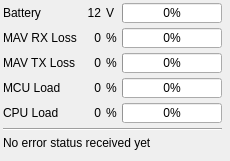
First picture: the form in src/ui/UASInfo.ui, repository mpaperno/qgroundcontrol_aq, before the edit.
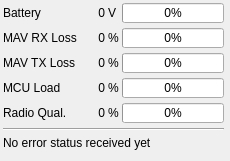
Second picture: the form after the edit.

Commit message: Show radio quality in Status Details widget instead of CPU load; remove useless rssi value "normalization" math.

Patch:
```diff
--- a/src/ui/UASInfo.ui
+++ b/src/ui/UASInfo.ui
@@ -16,63 +16,84 @@
   <property name="styleSheet">
    <string notr="true"/>
   </property>
-  <layout class="QGridLayout" name="gridLayout" rowstretch="0,0,0,0,0,0,0,100" columnstretch="0,0,0,0,0,0,0">
-   <property name="margin">
+  <layout class="QGridLayout" name="gridLayout" rowstretch="0,0,0,0,0,0,0,0" columnstretch="0,0,0,0,0,0">
+   <property name="leftMargin">
     <number>3</number>
    </property>
-   <property name="spacing">
+   <property name="topMargin">
+    <number>3</number>
+   </property>
+   <property name="rightMargin">
+    <number>3</number>
+   </property>
+   <property name="bottomMargin">
+    <number>3</number>
+   </property>
+   <property name="horizontalSpacing">
+    <number>3</number>
+   </property>
+   <property name="verticalSpacing">
     <number>5</number>
    </property>
-   <item row="0" column="0">
-    <widget class="QLabel" name="label">
+   <item row="3" column="2">
+    <widget class="QLabel" name="label_9">
+     <property name="sizePolicy">
+      <sizepolicy hsizetype="Fixed" vsizetype="Preferred">
+       <horstretch>0</horstretch>
+       <verstretch>0</verstretch>
+      </sizepolicy>
+     </property>
      <property name="text">
-      <string>Battery</string>
+      <string>%</string>
      </property>
+     <property name="textFormat">
+      <enum>Qt::AutoText</enum>
+     </property>
+     <property name="alignment">
+      <set>Qt::AlignLeading|Qt::AlignLeft|Qt::AlignVCenter</set>
+     </property>
     </widget>
    </item>
-   <item row="0" column="1">
-    <spacer name="horizontalSpacer_2">
+   <item row="1" column="2">
+    <widget class="QLabel" name="label_8">
+     <property name="sizePolicy">
+      <sizepolicy hsizetype="Fixed" vsizetype="Preferred">
+       <horstretch>0</horstretch>
+       <verstretch>0</verstretch>
+      </sizepolicy>
+     </property>
+     <property name="text">
+      <string>%</string>
+     </property>
+     <property name="textFormat">
+      <enum>Qt::AutoText</enum>
+     </property>
+     <property name="alignment">
+      <set>Qt::AlignLeading|Qt::AlignLeft|Qt::AlignVCenter</set>
+     </property>
+    </widget>
+   </item>
+   <item row="5" column="0" colspan="5">
+    <widget class="Line" name="line">
      <property name="orientation">
       <enum>Qt::Horizontal</enum>
      </property>
-     <property name="sizeType">
-      <enum>QSizePolicy::Maximum</enum>
-     </property>
-     <property name="sizeHint" stdset="0">
-      <size>
-       <width>13</width>
-       <height>15</height>
-      </size>
-     </property>
-    </spacer>
-   </item>
-   <item row="0" column="2">
-    <widget class="QLabel" name="voltageLabel">
-     <property name="text">
-      <string>12</string>
-     </property>
-     <property name="textFormat">
-      <enum>Qt::AutoText</enum>
-     </property>
-     <property name="alignment">
-      <set>Qt::AlignRight|Qt::AlignTrailing|Qt::AlignVCenter</set>
-     </property>
     </widget>
    </item>
-   <item row="0" column="3">
-    <widget class="QLabel" name="label_7">
+   <item row="2" column="0">
+    <widget class="QLabel" name="label_6">
+     <property name="sizePolicy">
+      <sizepolicy hsizetype="Fixed" vsizetype="Fixed">
+       <horstretch>0</horstretch>
+       <verstretch>0</verstretch>
+      </sizepolicy>
+     </property>
      <property name="text">
-      <string>V</string>
+      <string>MAV TX Loss</string>
      </property>
-     <property name="textFormat">
-      <enum>Qt::AutoText</enum>
-     </property>
-     <property name="alignment">
-      <set>Qt::AlignLeading|Qt::AlignLeft|Qt::AlignVCenter</set>
-     </property>
     </widget>
    </item>
-   <item row="0" column="4" colspan="2">
+   <item row="0" column="3" colspan="2">
     <widget class="QProgressBar" name="batteryBar">
      <property name="sizePolicy">
       <sizepolicy hsizetype="MinimumExpanding" vsizetype="Fixed">
@@ -115,116 +136,27 @@
      </property>
     </widget>
    </item>
+   <item row="6" column="0" colspan="5">
+    <widget class="QLabel" name="errorLabel">
+     <property name="text">
+      <string>No error status received yet</string>
+     </property>
+    </widget>
+   </item>
    <item row="1" column="0">
     <widget class="QLabel" name="label_2">
+     <property name="sizePolicy">
+      <sizepolicy hsizetype="Fixed" vsizetype="Fixed">
+       <horstretch>0</horstretch>
+       <verstretch>0</verstretch>
+      </sizepolicy>
+     </property>
      <property name="text">
       <string>MAV RX Loss</string>
      </property>
     </widget>
    </item>
-   <item row="1" column="1">
-    <spacer name="horizontalSpacer_3">
-     <property name="orientation">
-      <enum>Qt::Horizontal</enum>
-     </property>
-     <property name="sizeType">
-      <enum>QSizePolicy::Maximum</enum>
-     </property>
-     <property name="sizeHint" stdset="0">
-      <size>
-       <width>13</width>
-       <height>15</height>
-      </size>
-     </property>
-    </spacer>
-   </item>
-   <item row="1" column="2">
-    <widget class="QLabel" name="receiveLossLabel">
-     <property name="text">
-      <string>0</string>
-     </property>
-     <property name="textFormat">
-      <enum>Qt::AutoText</enum>
-     </property>
-     <property name="alignment">
-      <set>Qt::AlignRight|Qt::AlignTrailing|Qt::AlignVCenter</set>
-     </property>
-    </widget>
-   </item>
-   <item row="1" column="3">
-    <widget class="QLabel" name="label_8">
-     <property name="text">
-      <string>%</string>
-     </property>
-     <property name="textFormat">
-      <enum>Qt::AutoText</enum>
-     </property>
-     <property name="alignment">
-      <set>Qt::AlignLeading|Qt::AlignLeft|Qt::AlignVCenter</set>
-     </property>
-    </widget>
-   </item>
-   <item row="1" column="4" colspan="2">
-    <widget class="QProgressBar" name="receiveLossBar">
-     <property name="sizePolicy">
-      <sizepolicy hsizetype="MinimumExpanding" vsizetype="Fixed">
-       <horstretch>10</horstretch>
-       <verstretch>18</verstretch>
-      </sizepolicy>
-     </property>
-     <property name="minimumSize">
-      <size>
-       <width>100</width>
-       <height>0</height>
-      </size>
-     </property>
-     <property name="maximumSize">
-      <size>
-       <width>16777215</width>
-       <height>20</height>
-      </size>
-     </property>
-     <property name="baseSize">
-      <size>
-       <width>0</width>
-       <height>18</height>
-      </size>
-     </property>
-     <property name="value">
-      <number>0</number>
-     </property>
-     <property name="textVisible">
-      <bool>true</bool>
-     </property>
-     <property name="format">
-      <string>%p%</string>
-     </property>
-    </widget>
-   </item>
-   <item row="2" column="0">
-    <widget class="QLabel" name="label_6">
-     <property name="text">
-      <string>MAV TX Loss</string>
-     </property>
-    </widget>
-   </item>
    <item row="2" column="1">
-    <spacer name="horizontalSpacer_9">
-     <property name="orientation">
-      <enum>Qt::Horizontal</enum>
-     </property>
-     <property name="sizeType">
-      <enum>QSizePolicy::Maximum</enum>
-     </property>
-     <property name="sizeHint" stdset="0">
-      <size>
-       <width>13</width>
-       <height>15</height>
-      </size>
-     </property>
-    </spacer>
-   </item>
-   <item row="2" column="2">
     <widget class="QLabel" name="sendLossLabel">
      <property name="text">
       <string>0</string>
@@ -237,21 +169,8 @@
      </property>
     </widget>
    </item>
-   <item row="2" column="3">
-    <widget class="QLabel" name="label_11">
-     <property name="text">
-      <string>%</string>
-     </property>
-     <property name="textFormat">
-      <enum>Qt::AutoText</enum>
-     </property>
-     <property name="alignment">
-      <set>Qt::AlignLeading|Qt::AlignLeft|Qt::AlignVCenter</set>
-     </property>
-    </widget>
-   </item>
-   <item row="2" column="4" colspan="2">
-    <widget class="QProgressBar" name="sendLossBar">
+   <item row="3" column="3" colspan="2">
+    <widget class="QProgressBar" name="loadBar">
      <property name="sizePolicy">
       <sizepolicy hsizetype="MinimumExpanding" vsizetype="Fixed">
        <horstretch>10</horstretch>
@@ -287,57 +206,43 @@
      </property>
     </widget>
    </item>
+   <item row="4" column="3" colspan="2">
+    <widget class="QProgressBar" name="rssiBar">
+     <property name="maximumSize">
+      <size>
+       <width>16777215</width>
+       <height>20</height>
+      </size>
+     </property>
+     <property name="baseSize">
+      <size>
+       <width>0</width>
+       <height>18</height>
+      </size>
+     </property>
+     <property name="maximum">
+      <number>99</number>
+     </property>
+     <property name="value">
+      <number>0</number>
+     </property>
+    </widget>
+   </item>
    <item row="3" column="0">
     <widget class="QLabel" name="label_3">
+     <property name="sizePolicy">
+      <sizepolicy hsizetype="Fixed" vsizetype="Fixed">
+       <horstretch>0</horstretch>
+       <verstretch>0</verstretch>
+      </sizepolicy>
+     </property>
      <property name="text">
       <string>MCU Load</string>
      </property>
     </widget>
    </item>
-   <item row="3" column="1">
-    <spacer name="horizontalSpacer_4">
-     <property name="orientation">
-      <enum>Qt::Horizontal</enum>
-     </property>
-     <property name="sizeType">
-      <enum>QSizePolicy::Maximum</enum>
-     </property>
-     <property name="sizeHint" stdset="0">
-      <size>
-       <width>13</width>
-       <height>15</height>
-      </size>
-     </property>
-    </spacer>
-   </item>
-   <item row="3" column="2">
-    <widget class="QLabel" name="loadLabel">
-     <property name="text">
-      <string>0</string>
-     </property>
-     <property name="textFormat">
-      <enum>Qt::AutoText</enum>
-     </property>
-     <property name="alignment">
-      <set>Qt::AlignRight|Qt::AlignTrailing|Qt::AlignVCenter</set>
-     </property>
-    </widget>
-   </item>
-   <item row="3" column="3">
-    <widget class="QLabel" name="label_9">
-     <property name="text">
-      <string>%</string>
-     </property>
-     <property name="textFormat">
-      <enum>Qt::AutoText</enum>
-     </property>
-     <property name="alignment">
-      <set>Qt::AlignLeading|Qt::AlignLeft|Qt::AlignVCenter</set>
-     </property>
-    </widget>
-   </item>
-   <item row="3" column="4" colspan="2">
-    <widget class="QProgressBar" name="loadBar">
+   <item row="1" column="3" colspan="2">
+    <widget class="QProgressBar" name="receiveLossBar">
      <property name="sizePolicy">
       <sizepolicy hsizetype="MinimumExpanding" vsizetype="Fixed">
        <horstretch>10</horstretch>
@@ -373,14 +278,7 @@
      </property>
     </widget>
    </item>
-   <item row="5" column="0" colspan="6">
-    <widget class="Line" name="line">
-     <property name="orientation">
-      <enum>Qt::Horizontal</enum>
-     </property>
-    </widget>
-   </item>
-   <item row="7" column="0" colspan="7">
+   <item row="7" column="0" colspan="6">
     <spacer name="verticalSpacer">
      <property name="orientation">
       <enum>Qt::Vertical</enum>
@@ -396,39 +294,104 @@
      </property>
     </spacer>
    </item>
-   <item row="6" column="0" colspan="6">
-    <widget class="QLabel" name="errorLabel">
+   <item row="0" column="2">
+    <widget class="QLabel" name="label_7">
+     <property name="sizePolicy">
+      <sizepolicy hsizetype="Fixed" vsizetype="Preferred">
+       <horstretch>0</horstretch>
+       <verstretch>0</verstretch>
+      </sizepolicy>
+     </property>
      <property name="text">
-      <string>No error status received yet</string>
+      <string>V</string>
      </property>
+     <property name="textFormat">
+      <enum>Qt::AutoText</enum>
+     </property>
+     <property name="alignment">
+      <set>Qt::AlignLeading|Qt::AlignLeft|Qt::AlignVCenter</set>
+     </property>
     </widget>
    </item>
-   <item row="4" column="0">
-    <widget class="QLabel" name="label_4">
+   <item row="0" column="0">
+    <widget class="QLabel" name="label">
+     <property name="sizePolicy">
+      <sizepolicy hsizetype="Fixed" vsizetype="Fixed">
+       <horstretch>0</horstretch>
+       <verstretch>0</verstretch>
+      </sizepolicy>
+     </property>
      <property name="text">
-      <string>CPU Load</string>
+      <string>Battery</string>
+     </property>
+    </widget>
+   </item>
+   <item row="1" column="1">
+    <widget class="QLabel" name="receiveLossLabel">
+     <property name="text">
+      <string>0</string>
+     </property>
+     <property name="textFormat">
+      <enum>Qt::AutoText</enum>
+     </property>
+     <property name="alignment">
+      <set>Qt::AlignRight|Qt::AlignTrailing|Qt::AlignVCenter</set>
+     </property>
+    </widget>
+   </item>
+   <item row="3" column="1">
+    <widget class="QLabel" name="loadLabel">
+     <property name="text">
+      <string>0</string>
+     </property>
+     <property name="textFormat">
+      <enum>Qt::AutoText</enum>
+     </property>
+     <property name="alignment">
+      <set>Qt::AlignRight|Qt::AlignTrailing|Qt::AlignVCenter</set>
      </property>
     </widget>
    </item>
    <item row="4" column="2">
-    <widget class="QLabel" name="label_5">
-     <property name="text">
-      <string>0</string>
-     </property>
-     <property name="alignment">
-      <set>Qt::AlignRight|Qt::AlignTrailing|Qt::AlignVCenter</set>
-     </property>
-    </widget>
-   </item>
-   <item row="4" column="3">
     <widget class="QLabel" name="label_10">
+     <property name="sizePolicy">
+      <sizepolicy hsizetype="Fixed" vsizetype="Preferred">
+       <horstretch>0</horstretch>
+       <verstretch>0</verstretch>
+      </sizepolicy>
+     </property>
      <property name="text">
       <string>%</string>
      </property>
     </widget>
    </item>
-   <item row="4" column="4" colspan="2">
-    <widget class="QProgressBar" name="progressBar">
+   <item row="4" column="0">
+    <widget class="QLabel" name="label_4">
+     <property name="sizePolicy">
+      <sizepolicy hsizetype="Fixed" vsizetype="Fixed">
+       <horstretch>0</horstretch>
+       <verstretch>0</verstretch>
+      </sizepolicy>
+     </property>
+     <property name="text">
+      <string>Radio Qual.</string>
+     </property>
+    </widget>
+   </item>
+   <item row="2" column="3" colspan="2">
+    <widget class="QProgressBar" name="sendLossBar">
+     <property name="sizePolicy">
+      <sizepolicy hsizetype="MinimumExpanding" vsizetype="Fixed">
+       <horstretch>10</horstretch>
+       <verstretch>18</verstretch>
+      </sizepolicy>
+     </property>
+     <property name="minimumSize">
+      <size>
+       <width>100</width>
+       <height>0</height>
+      </size>
+     </property>
      <property name="maximumSize">
       <size>
        <width>16777215</width>
@@ -443,21 +406,62 @@
      </property>
      <property name="value">
       <number>0</number>
+     </property>
+     <property name="textVisible">
+      <bool>true</bool>
+     </property>
+     <property name="format">
+      <string>%p%</string>
+     </property>
+    </widget>
+   </item>
+   <item row="0" column="1">
+    <widget class="QLabel" name="voltageLabel">
+     <property name="text">
+      <string>0</string>
+     </property>
+     <property name="textFormat">
+      <enum>Qt::AutoText</enum>
+     </property>
+     <property name="alignment">
+      <set>Qt::AlignRight|Qt::AlignTrailing|Qt::AlignVCenter</set>
      </property>
     </widget>
    </item>
    <item row="4" column="1">
-    <spacer name="horizontalSpacer">
-     <property name="orientation">
-      <enum>Qt::Horizontal</enum>
-     </property>
-     <property name="sizeHint" stdset="0">
+    <widget class="QLabel" name="rssiLabel">
+     <property name="minimumSize">
       <size>
-       <width>13</width>
-       <height>15</height>
+       <width>25</width>
+       <height>0</height>
       </size>
      </property>
-    </spacer>
+     <property name="text">
+      <string>0</string>
+     </property>
+     <property name="alignment">
+      <set>Qt::AlignRight|Qt::AlignTrailing|Qt::AlignVCenter</set>
+     </property>
+    </widget>
+   </item>
+   <item row="2" column="2">
+    <widget class="QLabel" name="label_11">
+     <property name="sizePolicy">
+      <sizepolicy hsizetype="Fixed" vsizetype="Preferred">
+       <horstretch>0</horstretch>
+       <verstretch>0</verstretch>
+      </sizepolicy>
+     </property>
+     <property name="text">
+      <string>%</string>
+     </property>
+     <property name="textFormat">
+      <enum>Qt::AutoText</enum>
+     </property>
+     <property name="alignment">
+      <set>Qt::AlignLeading|Qt::AlignLeft|Qt::AlignVCenter</set>
+     </property>
+    </widget>
    </item>
   </layout>
  </widget>
```
The commit also changes 5 other files.
